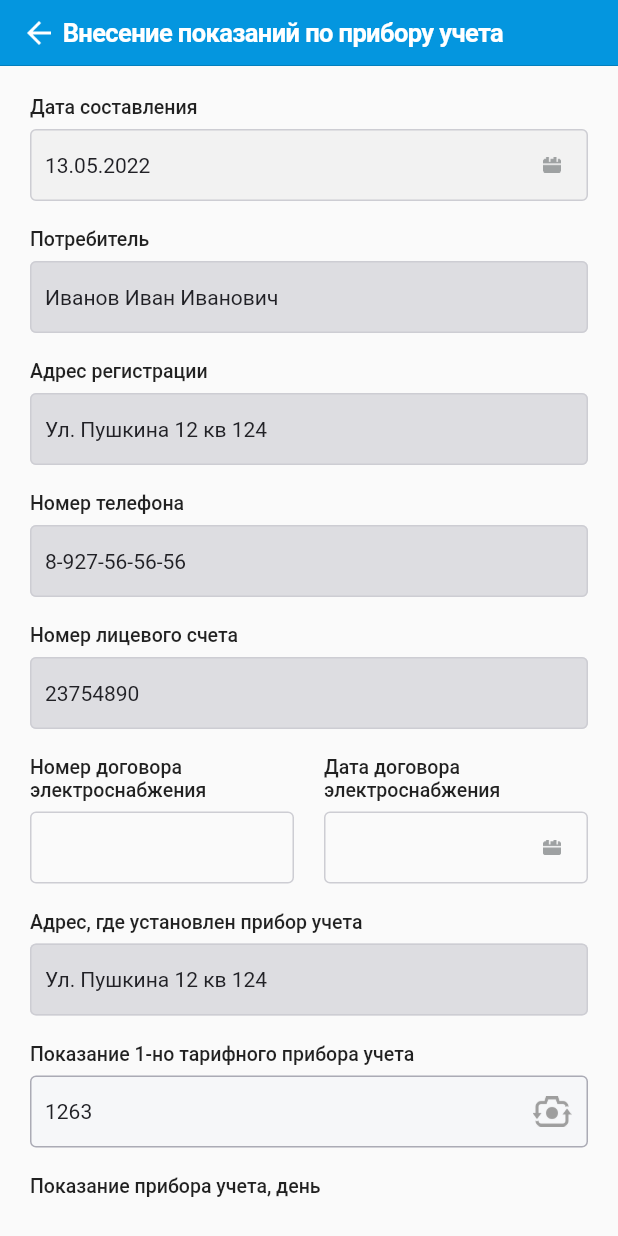
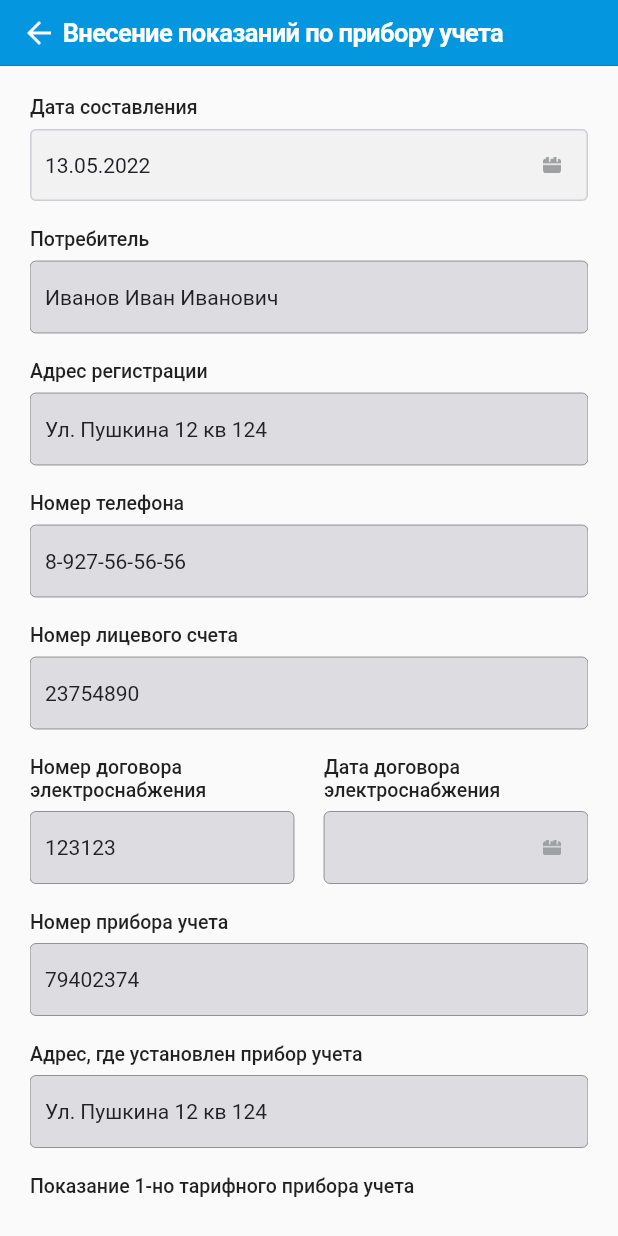
Before and after one commit to Skryuvi/RepoChesk, a Flutter app: the screen it shows after launch, on a phone screen of 412 x 824 dp. Run offline on Flutter 3.47's test engine with Material 2 defaults, Android fonts, the phone set to English and light mode, and no system bars; our stand-ins replace flutter_svg, google_fonts, page_transition, shared_preferences; missing offline and left inert: shared_preferences_web.

Commit message:
задизейблил Дату и Номер договора, добавил Номер ПУ, добавил валидацию для Статусов ПУ

```diff
--- a/lib/ui/main/downloading/acts/acts_entering_meters_page.dart
+++ b/lib/ui/main/downloading/acts/acts_entering_meters_page.dart
@@ -18,12 +18,14 @@ class _ActsEnteringMetersPageState extends State<ActsEnteringMetersPage> {
   final textFieldColor = Color.fromRGBO(33, 33, 38, 1);
   final labelFontStyle = GoogleFonts.roboto(fontSize: 13, fontWeight: FontWeight.w500);
 
+  var _formKey = GlobalKey<FormState>();
+  String? _puStateController;
+  String? _puStateControllerError;
+  String? _puStateRejectReasonController;
+
+
   // controllers
   late TextEditingController _dateController;
-  final _numberContractController = TextEditingController();
-  final _dateContractController = TextEditingController();
-  String? _puStateController;
-  String? _puStateRejectReasonController;
   late TextEditingController _indicationSimplePuController;
   // final _indicationPuDayController = TextEditingController();
   late TextEditingController _indicationPuDayController;
@@ -66,7 +68,10 @@ class _ActsEnteringMetersPageState extends State<ActsEnteringMetersPage> {
                     )),
               )),
         ),
-        body: Container(
+        body: Form(
+          key: _formKey,
+          autovalidateMode: AutovalidateMode.onUserInteraction,
+          child: Container(
             padding: EdgeInsets.all(20),
             child: ListView(
               keyboardDismissBehavior: ScrollViewKeyboardDismissBehavior.onDrag,
@@ -78,6 +83,7 @@ class _ActsEnteringMetersPageState extends State<ActsEnteringMetersPage> {
                 disabledTextField('Номер лицевого счета', '23754890'),
                 SizedBox(height: 18),
                 numberAndDateContractFields(),
+                disabledTextField('Номер прибора учета', '79402374'),
                 disabledTextField('Адрес, где установлен прибор учета', 'Ул. Пушкина 12 кв 124'),
                 fieldWithPhoto('Показание 1-но тарифного прибора учета', _indicationSimplePuController, '1263'),
                 fieldWithPhoto('Показание прибора учета, день', _indicationPuDayController,'1263'),
@@ -94,8 +100,10 @@ class _ActsEnteringMetersPageState extends State<ActsEnteringMetersPage> {
                     Expanded(
                         child: RawMaterialButton(
                           onPressed: () {
-                          print(_indicationPuPeakController.text);
-                          print(_indicationPuHalfPeakController.text);
+                            if (_formKey.currentState!.validate()) {
+                              _formKey.currentState!.save();
+                              // print(_formKey.currentState);
+                            }
                           },
                           fillColor: orangeBtnColor,
                           shape: const StadiumBorder(),
@@ -118,6 +126,7 @@ class _ActsEnteringMetersPageState extends State<ActsEnteringMetersPage> {
                 )
               ],
             ),
+          ),
         )
     );
   }
@@ -138,7 +147,6 @@ class _ActsEnteringMetersPageState extends State<ActsEnteringMetersPage> {
             )
         ),
         onPressed: () {
-          print(_numberContractController.text);
         }
     );
   }
@@ -204,6 +212,7 @@ class _ActsEnteringMetersPageState extends State<ActsEnteringMetersPage> {
         SizedBox(height: 7),
         Container(
           child: TextField(
+            enabled: false,
             // controller: TextEditingController(text: value),
             style: TextStyle(fontSize: 14, color: textFieldColor),
             decoration: InputDecoration(
@@ -235,15 +244,20 @@ class _ActsEnteringMetersPageState extends State<ActsEnteringMetersPage> {
               Text('Номер договора электроснабжения', style: labelFontStyle),
               SizedBox(height: 7),
               TextField(
-                controller: _numberContractController,
+                // controller: _numberContractController,
+                enabled: false,
                 keyboardType: TextInputType.number,
                 style: TextStyle(fontSize: 14, color: textFieldColor),
                 decoration: InputDecoration(
+                  filled: true,
+                  fillColor: Color.fromRGBO(221, 221, 225, 1),
                   contentPadding: EdgeInsets.all(10),
                   border: OutlineInputBorder(),
                   enabledBorder: OutlineInputBorder(
                     borderSide: BorderSide(color: Color.fromRGBO(205, 205, 211, 1), width: 1.0),
                   ),
+                  hintText: '123123',
+                  hintStyle: TextStyle(fontSize: 14, color: textFieldColor)
                 ),
               )
             ],
@@ -258,7 +272,8 @@ class _ActsEnteringMetersPageState extends State<ActsEnteringMetersPage> {
               Text('Дата договора электроснабжения', style: labelFontStyle),
               SizedBox(height: 7),
               TextField(
-                controller: _dateContractController,
+                // controller: _dateContractController,
+                enabled: false,
                 // keyboardType: TextInputType.datetime,
                 style: TextStyle(fontSize: 14, color: textFieldColor),
                 decoration: InputDecoration(
@@ -267,7 +282,7 @@ class _ActsEnteringMetersPageState extends State<ActsEnteringMetersPage> {
                     heightFactor: 1.0,
                     child: GestureDetector(
                       onTap: () {
-                        _selectDate(_dateContractController, '');
+                        // _selectDate(_dateContractController, '');
                       },
                       child: ImageIcon(
                           AssetImage('assets/date.png'),
@@ -281,6 +296,8 @@ class _ActsEnteringMetersPageState extends State<ActsEnteringMetersPage> {
                   enabledBorder: OutlineInputBorder(
                     borderSide: BorderSide(color: Color.fromRGBO(205, 205, 211, 1), width: 1.0),
                   ),
+                  filled: true,
+                  fillColor: Color.fromRGBO(221, 221, 225, 1),
                 ),
               )
             ],
@@ -301,7 +318,7 @@ class _ActsEnteringMetersPageState extends State<ActsEnteringMetersPage> {
         ),
         SizedBox(height: 7),
         Container(
-          child: TextField(
+          child: TextFormField(
             controller: controller,
             keyboardType: TextInputType.number,
             style: TextStyle(fontSize: 14, color: textFieldColor),
@@ -360,9 +377,12 @@ class _ActsEnteringMetersPageState extends State<ActsEnteringMetersPage> {
                 child: Text(label),
               );
             }).toList(),
+            validator: (value) {
+              return value?.isEmpty ?? true ? 'Поле обязательно для заполнения' : null;
+            },
             onChanged: (newValue) {
               setState((){
-                _puStateController = newValue!;
+                _puStateController = newValue;
               });
             },
           ),
@@ -402,7 +422,7 @@ class _ActsEnteringMetersPageState extends State<ActsEnteringMetersPage> {
             }).toList(),
             onChanged: (newValue) {
               setState((){
-                _puStateRejectReasonController = newValue!;
+                _puStateRejectReasonController = newValue;
               });
             },
           ),
```
Lines whose indentation alone changed are shown as unchanged.
